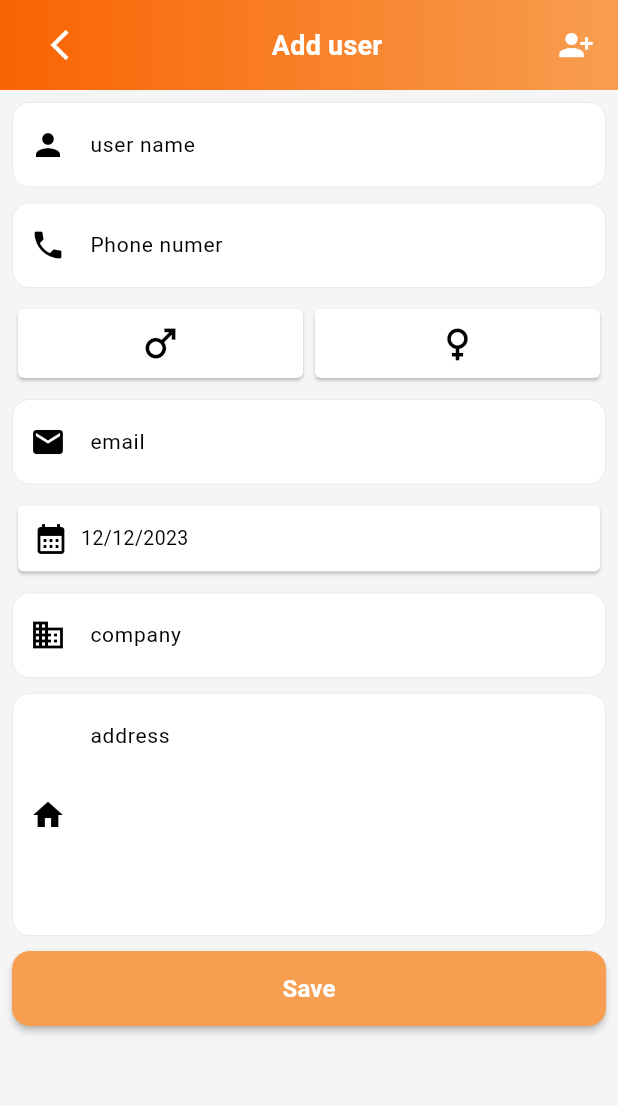
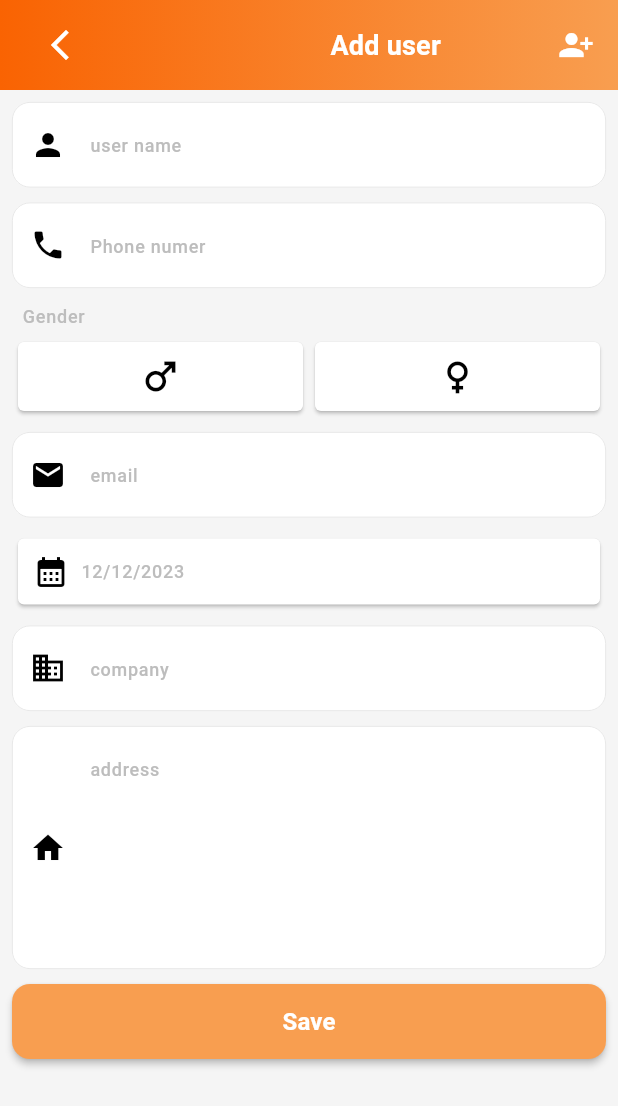
Before and after one commit to kanakkbook/kanakkbook, a Flutter app: the AddUserForm screen opened directly, on a phone screen of 412 x 824 dp. Shown: the top 1106 px of the screen. Run offline on Flutter 3.47's test engine with Material 3 defaults, Android fonts, the phone set to English and light mode, and no system bars; our stand-ins replace animated_notch_bottom_bar, flutter_holo_date_picker, freezed_annotation; missing offline and left inert: auto_binding_field.

Commit message:
user_details

```diff
--- a/lib/const/color_constants.dart
+++ b/lib/const/color_constants.dart
@@ -15,6 +15,7 @@ class ColorConstants {
 static const primary=Color(0xFFf96302);
 static final Color whiteOpacity=Colors.white.withOpacity(.6);
 static const secondary=Color.fromARGB(255, 248, 158, 80);
+static const tertiary=Color.fromARGB(255, 247, 208, 176);
 static Color whiteColor=const Color(0xffffffff);
 static Color greyColor=const Color(0xff808080);
 // static Color blackColor=const Color(0x00000000);
--- a/lib/custom_widgets/custom_app_bar.dart
+++ b/lib/custom_widgets/custom_app_bar.dart
@@ -4,7 +4,8 @@ class CustomAppBar extends StatelessWidget implements PreferredSizeWidget {
   final String? title;
   final Widget? leading;
   final Widget? trailering;
-  const CustomAppBar({super.key, this.title,this.leading,this.trailering});
+  final bool? enableBack;
+  const CustomAppBar({super.key,this.enableBack, this.title,this.leading,this.trailering});
   @override
   Widget build(BuildContext context) {
     return Container(
@@ -18,6 +19,7 @@ class CustomAppBar extends StatelessWidget implements PreferredSizeWidget {
       child: Row(
         mainAxisAlignment: MainAxisAlignment.spaceBetween,
         children: [
+          if(enableBack==true) IconButton(onPressed: ()=>Navigator.pop(context), icon: Icon(Icons.arrow_back_ios_new_outlined,color: Colors.white,)),
           leading??SizedBox.shrink(),
           Text(title ?? "", style: Theme.of(context).textTheme.titleMedium),
           trailering??SizedBox.shrink(),
--- a/lib/custom_widgets/primary_button.dart
+++ b/lib/custom_widgets/primary_button.dart
@@ -2,7 +2,8 @@ import 'package:flutter/material.dart';
 import 'package:kanakk_book/const/color_constants.dart';
 
 class PrimaryButton extends StatelessWidget {
-  final String text;
+  final String? text;
+  final IconData? icon;
   final VoidCallback onPressed;
   final Color backgroundColor;
   final Color textColor;
@@ -13,8 +14,9 @@ class PrimaryButton extends StatelessWidget {
 
   const PrimaryButton({
     Key? key,
-    required this.text,
+     this.text,
     required this.onPressed,
+    this.icon,
     this.backgroundColor =ColorConstants.secondary,
     this.textColor = Colors.white,
     this.borderRadius,
@@ -33,13 +35,18 @@ class PrimaryButton extends StatelessWidget {
         borderRadius: BorderRadius.circular(borderRadius??14),
       ),
       padding: padding,
-      child: Text(
-        text,
-        style: TextStyle(
-          color: textColor,
-          fontSize: 16.0,
-          fontWeight: FontWeight.bold,
-        ),
+      child: Row(mainAxisAlignment: MainAxisAlignment.center,
+        children: [
+          if(icon!=null)Icon(icon),
+        if(text!=null)  Text(
+            text??"",
+            style: TextStyle(
+              color: textColor,
+              fontSize: 16.0,
+              fontWeight: FontWeight.bold,
+            ),
+          ),
+        ],
       ),
     );
   }
--- a/lib/custom_widgets/primary_textfiled.dart
+++ b/lib/custom_widgets/primary_textfiled.dart
@@ -29,10 +29,7 @@ class PrimaryTextfiled extends StatelessWidget {
       decoration: InputDecoration(
         labelText: labelText,
         hintText: hintText,
-        hintStyle: const TextStyle(
-          fontSize: 14,
-          fontWeight: FontWeight.w400,
-        ),
+        hintStyle:Theme.of(context).textTheme.labelSmall ,
         filled: true,
         fillColor: Colors.white,
         border: InputBorder.none,
--- a/lib/modules/users_list/add_user.dart
+++ b/lib/modules/users_list/add_user.dart
@@ -12,15 +12,19 @@ class AddUserForm extends StatelessWidget {
   Widget build(BuildContext context) {
     return Scaffold(
       appBar: CustomAppBar(
-        leading: IconButton(icon: Icon(Icons.arrow_back_ios_sharp,color: Colors.white,) ,onPressed: ()=>Navigator.pop(context)),
-        title: "Add user",trailering: Icon(Icons.person_add_alt_1,color: Colors.white,),),
+enableBack: true,title: "Add user",trailering: Icon(Icons.person_add_alt_1,color: Colors.white,),),
       body: Padding(
         padding: const EdgeInsets.all(8.0),
-        child: Column(
+        child: Column(mainAxisAlignment: MainAxisAlignment.start,crossAxisAlignment: CrossAxisAlignment.start,
           spacing: 10,
           children: [
             PrimaryTextfiled(hintText: "user name",prefixIcon: Icon(Icons.person),),
             PrimaryTextfiled(hintText: "Phone numer",prefixIcon: Icon(Icons.phone),),
+
+           Column(mainAxisAlignment: MainAxisAlignment.start,crossAxisAlignment: CrossAxisAlignment.start,
+             children: [
+              Text("  Gender",style: Theme.of(context).textTheme.labelSmall,),
+              SizedBox(height: 5,),
                Row(
                  children: [
                    Expanded(
@@ -36,6 +40,8 @@ class AddUserForm extends StatelessWidget {
                        child: Icon(Icons.female,color: Colors.black,size: 30,),
                      ),),
 
+                   ),
+                 ],
                ),
              ],
            ),
@@ -56,7 +62,7 @@ class AddUserForm extends StatelessWidget {
                   children: [
                     Icon(Icons.calendar_month),
                     SizedBox(width: 8,),
-                    Text("12/12/2023")
+                    Text("12/12/2023",style: Theme.of(context).textTheme.labelSmall,)
                   ],
                 ),
               ),
--- a/pubspec.yaml
+++ b/pubspec.yaml
@@ -19,6 +19,8 @@ dependencies:
   auto_binding_field: ^0.0.7
   animated_notch_bottom_bar: ^1.0.3
   flutter_holo_date_picker: ^2.0.0
+  freezed_annotation: ^2.4.1
+  json_annotation: ^4.8.1
 
 
 dev_dependencies:
@@ -31,6 +33,9 @@ dev_dependencies:
   # package. See that file for information about deactivating specific lint
   # rules and activating additional ones.
   flutter_lints: ^2.0.0
+  build_runner: ^2.4.7
+  freezed: ^2.4.6
+  json_serializable: ^6.7.1
 
 flutter:
   # The following line ensures that the Material Icons font is
```
Also changed, not shown: lib/models/user_model.dart (added, +21 -0 lines), lib/modules/users_list/user_details.dart (added, +82 -0 lines), lib/modules/users_list/users_common_page.dart (+14 -1 lines), lib/models/user_model.freezed.dart (added), lib/models/user_model.g.dart (added), pubspec.lock. Lines whose indentation alone changed are shown as unchanged.
